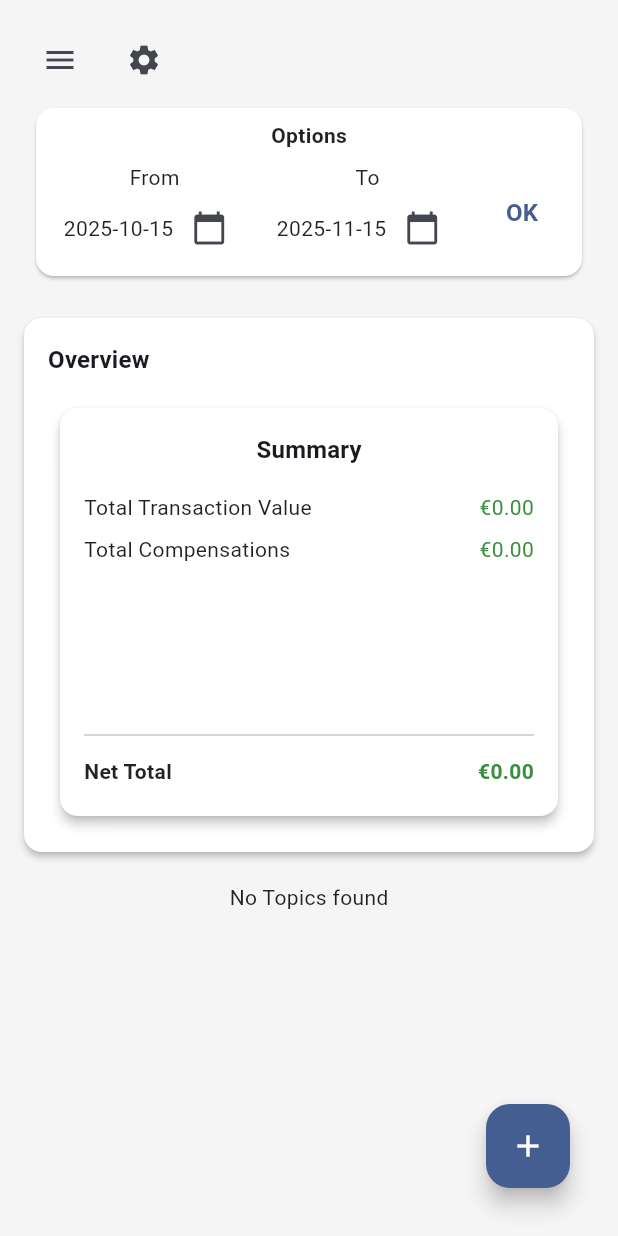
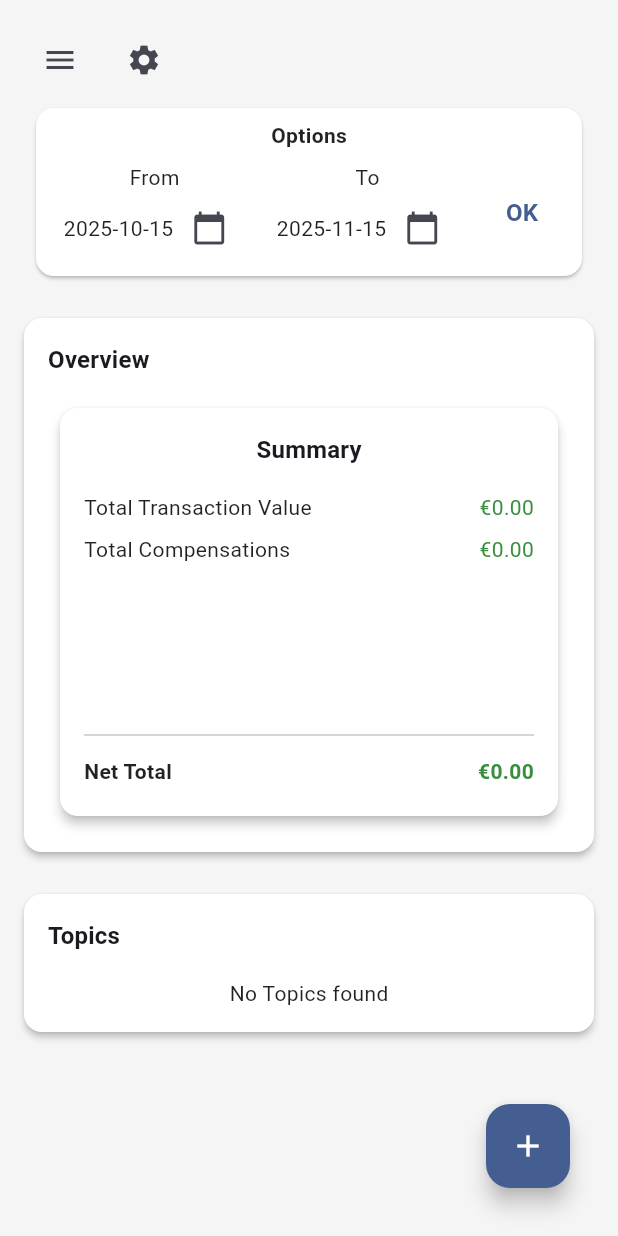
Before and after one commit to matzy-byte/organizer, a Flutter app: the CategoryScreen screen opened directly with empty values, on a phone screen of 412 x 824 dp. Run offline on Flutter 3.47's test engine with Material 3 defaults, Android fonts, the phone set to English and light mode, and no system bars; our stand-ins replace drift, fl_chart; accounts and stored records are empty; generated files the repository leaves out were written again.

Commit message:
enhanced topics in category screen

```diff
--- a/lib/presentation/screens/category_screen.dart
+++ b/lib/presentation/screens/category_screen.dart
@@ -5,9 +5,9 @@ import 'package:organizer/presentation/state/var_transaction_provider.dart';
 import 'package:organizer/presentation/widgets/drawer_content.dart';
 import 'package:organizer/presentation/widgets/elements/options/options_element.dart';
 import 'package:organizer/presentation/widgets/elements/overviews/overview_element.dart';
+import 'package:organizer/presentation/widgets/elements/topics/topic_element.dart';
 import 'package:organizer/presentation/widgets/header.dart';
 import 'package:organizer/presentation/widgets/multi_function_floating_button.dart';
-import 'package:organizer/presentation/widgets/topic_card.dart';
 import 'package:provider/provider.dart';
 
 class CategoryScreen extends StatefulWidget {
@@ -52,10 +52,6 @@ class _CategoryScreenState extends State<CategoryScreen> {
   @override
   Widget build(BuildContext context) {
     final category = ModalRoute.of(context)!.settings.arguments as Category;
-    final topicProvider = context.watch<TopicProvider>();
-    final topics = topicProvider.topics
-        .where((t) => t.categoryId == category.id)
-        .toList();
 
     return Scaffold(
       drawer: const Drawer(child: DrawerContent()),
@@ -84,20 +80,7 @@ class _CategoryScreenState extends State<CategoryScreen> {
               const SizedBox(height: 12),
               OverviewElement(),
               const SizedBox(height: 12),
-              topics.isEmpty
-                  ? Center(child: Text('No Topics found'))
-                  : Column(
-                      children: topics
-                          .map(
-                            (t) => TopicCard(
-                              topic: t,
-                              onDeleted: () async {
-                                await topicProvider.removeTopic(t.id);
-                              },
-                            ),
-                          )
-                          .toList(),
-                    ),
+              TopicElement(categoryId: category.id,),
             ],
           ),
         ),
--- /dev/null
+++ b/lib/presentation/widgets/elements/topics/topic_element.dart
@@ -0,0 +1,68 @@
+import 'package:flutter/material.dart';
+import 'package:organizer/presentation/state/topic_provider.dart';
+import 'package:organizer/presentation/widgets/elements/topics/topic_card.dart';
+import 'package:provider/provider.dart';
+
+class TopicElement extends StatelessWidget {
+  final categoryId;
+  const TopicElement({super.key, required this.categoryId});
+
+  @override
+  Widget build(BuildContext context) {
+    final items = context.watch<TopicProvider>().topics.where((t) => t.categoryId == categoryId);
+    final theme = Theme.of(context);
+
+    return SizedBox(
+      width: double.infinity,
+      child: Card(
+        elevation: 2,
+        margin: const EdgeInsets.symmetric(vertical: 8),
+        shape: RoundedRectangleBorder(borderRadius: BorderRadius.circular(12)),
+        child: Padding(
+          padding: const EdgeInsets.all(16),
+          child: Column(
+            crossAxisAlignment: CrossAxisAlignment.start,
+            children: [
+              Text(
+                'Topics',
+                style: theme.textTheme.titleMedium?.copyWith(
+                  fontWeight: FontWeight.bold,
+                ),
+              ),
+              const SizedBox(height: 16),
+              if (items.isEmpty)
+                Center(
+                  child: Text(
+                    'No Topics found',
+                    style: theme.textTheme.bodyMedium,
+                  ),
+                )
+              else
+                LayoutBuilder(
+                  builder: (context, constraints) {
+                    final width = constraints.maxWidth;
+                    final cardWidth = (width / 3 - 12)
+                        .clamp(200, double.infinity)
+                        .toDouble();
+
+                    return Wrap(
+                      spacing: 12,
+                      runSpacing: 12,
+                      alignment: WrapAlignment.center,
+                      children: items.map((t) {
+                        return SizedBox(
+                          width: cardWidth,
+                          height: 250,
+                          child: TopicCard(topic: t),
+                        );
+                      }).toList(),
+                    );
+                  },
+                ),
+            ],
+          ),
+        ),
+      ),
+    );
+  }
+}
```
Also changed, not shown: lib/presentation/widgets/chart_card.dart (deleted, +0 -52 lines), lib/presentation/widgets/elements/topics/topic_card.dart (added, +97 -0 lines), lib/presentation/widgets/topic_card.dart (deleted, +0 -50 lines).
